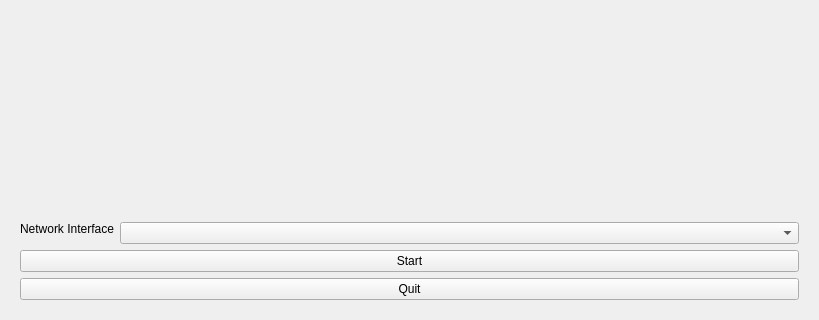
This is ui/networktransceivermaster.ui in RichardTry/mobile-game-controller-emulator as Qt 5 draws it before an edit; both pictures show x 0 to 819 and y 351 to 671 of the 819 by 671 pixel window. The edited form follows.
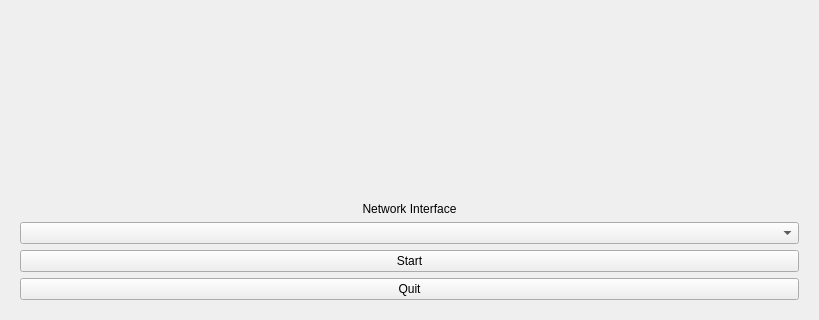
This is the edited form. Icons and pictures are not drawn.

```diff
--- a/ui/networktransceivermaster.ui
+++ b/ui/networktransceivermaster.ui
@@ -38,8 +38,8 @@
         </widget>
        </item>
        <item>
-        <layout class="QFormLayout" name="formLayout">
-         <item row="0" column="0">
+        <layout class="QVBoxLayout" name="verticalLayout_2">
+         <item>
           <widget class="QLabel" name="label_2">
            <property name="sizePolicy">
             <sizepolicy hsizetype="MinimumExpanding" vsizetype="Fixed">
@@ -55,7 +55,7 @@
            </property>
           </widget>
          </item>
-         <item row="0" column="1">
+         <item>
           <widget class="QComboBox" name="networkInterfaceComboBox"/>
          </item>
         </layout>
```
